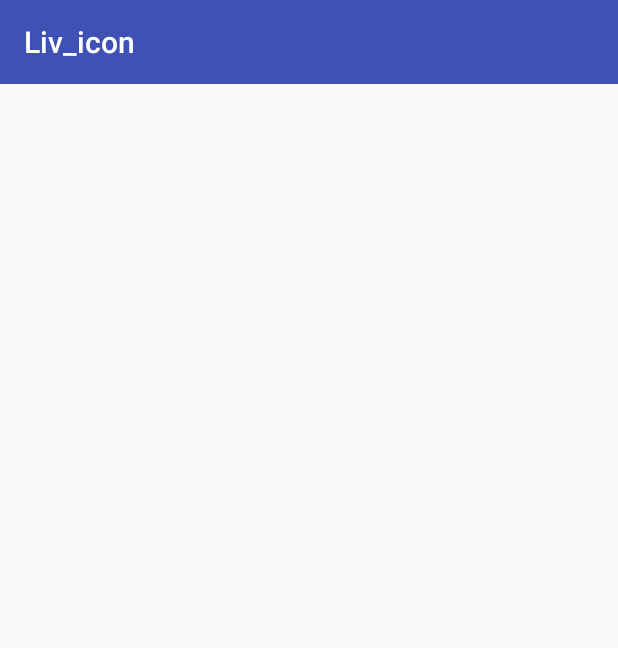
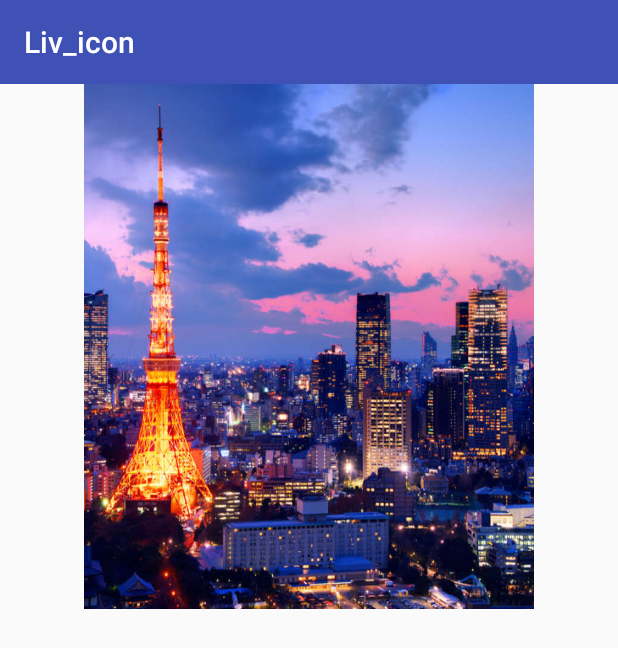
Before and after one commit to prography/my-livecon, an Android app: the ResultActivity screen opened directly, with no data from a screen before it, on a phone screen of 412 x 824 dp. Shown: the top 648 px of the screen. Run offline under Robolectric (Android 15) with nearby library versions, the phone set to English and light mode, and no system bars; 1 statement that could not run was skipped.

Commit message:
서버 통신 구현 / Bitmap 이미지 결과 화면 구현

```diff
--- a/Liv_icon/app/src/main/java/com/example/user/liv_icon/ResultActivity.java
+++ b/Liv_icon/app/src/main/java/com/example/user/liv_icon/ResultActivity.java
@@ -1,13 +1,62 @@
 package com.example.user.liv_icon;
 
+import android.content.Intent;
+import android.content.SharedPreferences;
+import android.graphics.Bitmap;
+import android.graphics.BitmapFactory;
+import android.preference.PreferenceManager;
 import android.support.v7.app.AppCompatActivity;
 import android.os.Bundle;
+import android.util.Base64;
+import android.widget.ImageView;
+import android.widget.Toast;
+
+import com.example.user.liv_icon.Network.Task.ImageRequestTask;
+
+import java.util.Random;
 
 public class ResultActivity extends AppCompatActivity {
-
+    SharedPreferences mPref;
+    Bitmap decodedBitmap;
+    ImageView imageView;
+    String base_img = "";
     @Override
     protected void onCreate(Bundle savedInstanceState) {
         super.onCreate(savedInstanceState);
         setContentView(R.layout.activity_result);
+        imageView = (ImageView)findViewById(R.id.result);
+
+        mPref = PreferenceManager.getDefaultSharedPreferences(getApplicationContext());
+        base_img = mPref.getString("img", "0");
+
+
+        ImageRequestTask requestTask = new ImageRequestTask(new ImageRequestTask.ImageRequestTaskHandler() {
+            @Override
+            public void onSuccessTask(String result) {
+
+                byte[] decodedByteArray = Base64.decode(result, Base64.NO_WRAP);
+                decodedBitmap = BitmapFactory.decodeByteArray(decodedByteArray, 0, decodedByteArray.length);
+                decodedBitmap =decodedBitmap.copy(Bitmap.Config.ARGB_8888, true);
+
+                imageView.setImageBitmap(decodedBitmap);
+            }
+
+            @Override
+            public void onFailTask() {
+                Toast.makeText(getApplicationContext(),"서버에서 불러오는데 실패하였습니다.",Toast.LENGTH_LONG);
+            }
+
+            @Override
+            public void onCancelTask() {
+                Toast.makeText(getApplicationContext(),"사용자가 해당 작업을 중지하였습니다.",Toast.LENGTH_LONG);
+            }
+
+        });
+
+
+        requestTask.execute("http://52.79.148.129/", "upload", base_img);
+
     }
+
+
 }
--- a/Liv_icon/app/src/main/res/layout/activity_result.xml
+++ b/Liv_icon/app/src/main/res/layout/activity_result.xml
@@ -1,9 +1,19 @@
 <?xml version="1.0" encoding="utf-8"?>
-<android.support.constraint.ConstraintLayout xmlns:android="http://schemas.android.com/apk/res/android"
+<LinearLayout xmlns:android="http://schemas.android.com/apk/res/android"
     xmlns:app="http://schemas.android.com/apk/res-auto"
     xmlns:tools="http://schemas.android.com/tools"
     android:layout_width="match_parent"
     android:layout_height="match_parent"
-    tools:context=".ResultActivity">
+    tools:context=".ResultActivity"
+    android:orientation="vertical">
 
-</android.support.constraint.ConstraintLayout>
+
+    <ImageView
+        android:id="@+id/result"
+        android:layout_gravity="center"
+        android:layout_width="300dp"
+        android:layout_height="350dp"
+        android:scaleType="fitXY"
+        android:src="@drawable/dokyo"/>
+
+</LinearLayout>
```
